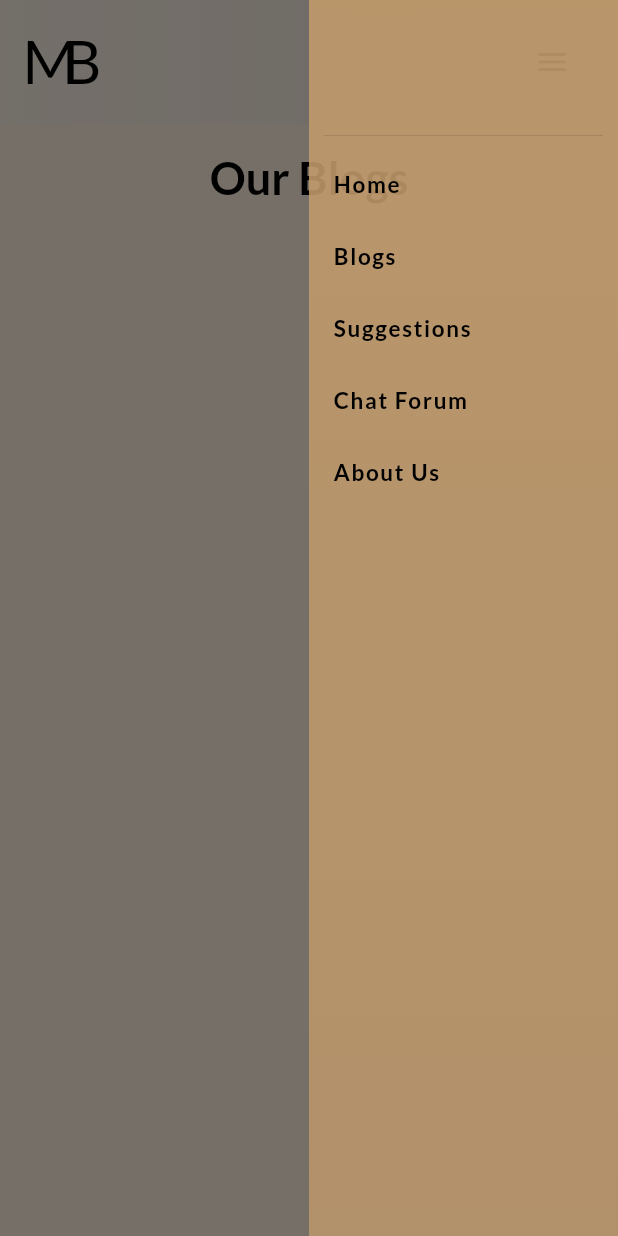
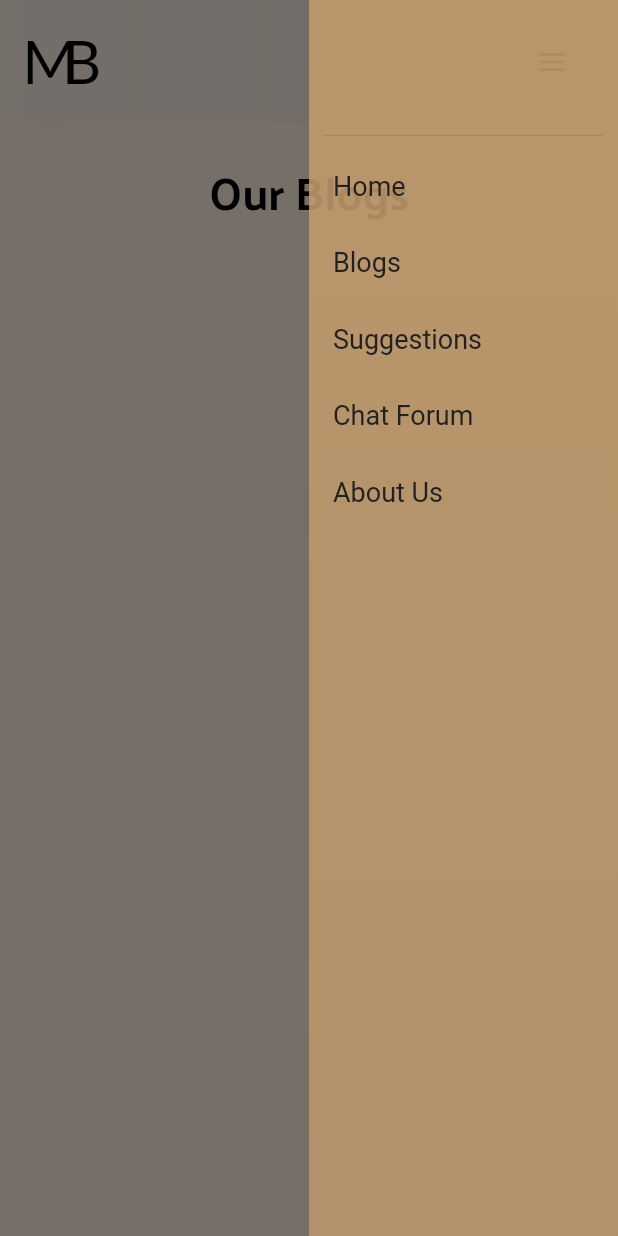
Before and after one commit to IshitaArora-246/moodBuster, a Flutter app: the screen it shows once a user with an empty profile is signed in, after a tap on the "menu" icon, after a tap on "Blogs", on a phone screen of 412 x 824 dp. Run offline on Flutter 3.47's test engine with Material 2 defaults, Android fonts, the phone set to English and light mode, and no system bars; our stand-ins replace auto_size_text, cloud_firestore, firebase_auth, flutter_spinkit, flutter_swiper, font_awesome_flutter and 2 more; accounts and stored records are empty; network calls fail.

Commit message:
fonts changed

```diff
--- a/lib/constants/textStyle.dart
+++ b/lib/constants/textStyle.dart
@@ -2,14 +2,19 @@ import 'package:flutter/material.dart';
 
 final Color tan = Color(0XFFC19A6B);
 final Color lightskin = Color(0XFFfff2e3);
+const headingFont = 'Palanquin';
+const paraFont = 'Roboto';
+const rouge = 'RougeScript';
 
 final headingStyle = TextStyle(
-  fontSize: 24,
+  fontFamily: headingFont,
+  fontSize: 38,
   fontWeight: FontWeight.bold,
   color: Colors.black,
 );
 
 final paraStyle = TextStyle(
+  fontFamily: paraFont,
   fontSize: 18,
   fontWeight: FontWeight.normal,
   color: Colors.grey[900],
--- a/lib/main.dart
+++ b/lib/main.dart
@@ -22,9 +22,7 @@ class MyApp extends StatelessWidget {
   Widget build(BuildContext context) {
     return MaterialApp(
       debugShowCheckedModeBanner: false,
-      theme: ThemeData(
-        textTheme: GoogleFonts.latoTextTheme(),
-      ),
+
       home: Consumer<UserModel>(
         builder: (_, user, __) {
           if (user == null) {
--- a/lib/widgets/landing_about.dart
+++ b/lib/widgets/landing_about.dart
@@ -39,7 +39,6 @@ class LandingAboutPage extends StatelessWidget {
                       "Mood Buster is a growing community working towards changing the way individuals think & act about problems related to Mental Health",
                       style: TextStyle(
                         fontSize: 20,
-                        fontWeight: FontWeight.bold,
                       ),
                       maxLines: 4,
                     ),
--- a/lib/widgets/landing_blog.dart
+++ b/lib/widgets/landing_blog.dart
@@ -35,7 +35,6 @@ class LandingBlogPage extends StatelessWidget {
                 "There are many ways to access information and support about your mental health and wellbeing. Learn about mental health and receive information by reading our blogs",
                 style: TextStyle(
                   fontSize: 20,
-                  fontWeight: FontWeight.bold,
                 ),
                 textAlign: TextAlign.center,
                 maxLines: 4,
--- a/lib/widgets/landing_chat.dart
+++ b/lib/widgets/landing_chat.dart
@@ -33,7 +33,6 @@ class LandingChatPage extends StatelessWidget {
                       "Group chats allow you to connect with other people like you and build a community. Group chats explore a range of helpful topics.",
                       style: TextStyle(
                         fontSize: 20,
-                        fontWeight: FontWeight.bold,
                       ),
                       maxLines: 4,
                     ),
--- a/lib/widgets/landing_expert.dart
+++ b/lib/widgets/landing_expert.dart
@@ -42,7 +42,6 @@ class LandingExpertPage extends StatelessWidget {
                       textAlign: TextAlign.justify,
                       style: TextStyle(
                         fontSize: 20,
-                        fontWeight: FontWeight.bold,
                       ),
                       maxLines: 20,
                     ),
--- a/lib/widgets/landing_main.dart
+++ b/lib/widgets/landing_main.dart
@@ -1,6 +1,7 @@
 import 'package:auto_size_text/auto_size_text.dart';
 import 'package:flutter/material.dart';
 import 'package:google_fonts/google_fonts.dart';
+import 'package:moodbuster/constants/textStyle.dart';
 import 'package:moodbuster/widgets/dialog_box.dart';
 
 class LandingPage extends StatelessWidget {
@@ -25,14 +26,12 @@ class LandingPage extends StatelessWidget {
           screenWidth < 500
               ? AutoSizeText("Mood Buster",
                   maxLines: 1,
-                  style: GoogleFonts.rougeScript(
-                      textStyle: TextStyle(fontSize: 70)))
+                  style: TextStyle(fontSize: 70, fontFamily: rouge))
               : AutoSizeText("Mood Buster",
                   maxLines: 1,
-                  style: GoogleFonts.rougeScript(
-                      textStyle: TextStyle(fontSize: 110))),
+                  style: TextStyle(fontFamily: rouge, fontSize: 110)),
           Text("Say yes to positivity",
-              style: GoogleFonts.lato(textStyle: TextStyle(fontSize: 30))),
+              style: TextStyle(fontSize: 30, fontFamily: paraFont)),
           SizedBox(height: 40),
           InkWell(
             onTap: () {
@@ -54,8 +53,10 @@ class LandingPage extends StatelessWidget {
                     borderRadius: BorderRadius.circular(15)),
                 child: Center(
                   child: Text("Get Started",
-                      style:
-                          TextStyle(fontSize: 20, fontWeight: FontWeight.bold)),
+                      style: TextStyle(
+                        fontSize: 20,
+                        fontWeight: FontWeight.bold,
+                      )),
                 )),
           )
         ],
--- a/lib/widgets/nav_item.dart
+++ b/lib/widgets/nav_item.dart
@@ -1,4 +1,5 @@
 import 'package:flutter/material.dart';
+import 'package:moodbuster/constants/textStyle.dart';
 
 class NavItem extends StatelessWidget {
   final String name;
@@ -12,17 +13,13 @@ class NavItem extends StatelessWidget {
   @override
   Widget build(BuildContext context) {
     return Padding(
-      padding: const EdgeInsets.symmetric(horizontal: 8),
-      child: InkWell(
-        onTap: onTap,
-        child: Container(
-            child: Text(name,
-                style: TextStyle(
-                    color: Colors.black,
-                    fontSize: 15,
-                    letterSpacing: 1.1,
-                    fontWeight: FontWeight.w600))),
-      ),
-    );
+        padding: const EdgeInsets.symmetric(horizontal: 8),
+        child: InkWell(
+            onTap: onTap,
+            child: Container(
+                child: Text(
+              name,
+              style: paraStyle,
+            ))));
   }
 }
```
Also changed, not shown: lib/screens/blog_screen.dart (+5 -4 lines), lib/widgets/dialog_box.dart (+6 -11 lines), pubspec.yaml (+12 -10 lines), assets/fonts/Palanquin-Bold.ttf (added), assets/fonts/Palanquin-SemiBold.ttf (added), assets/fonts/Roboto-Medium.ttf (added), assets/fonts/Roboto-Regular.ttf (added), 1 other file.
